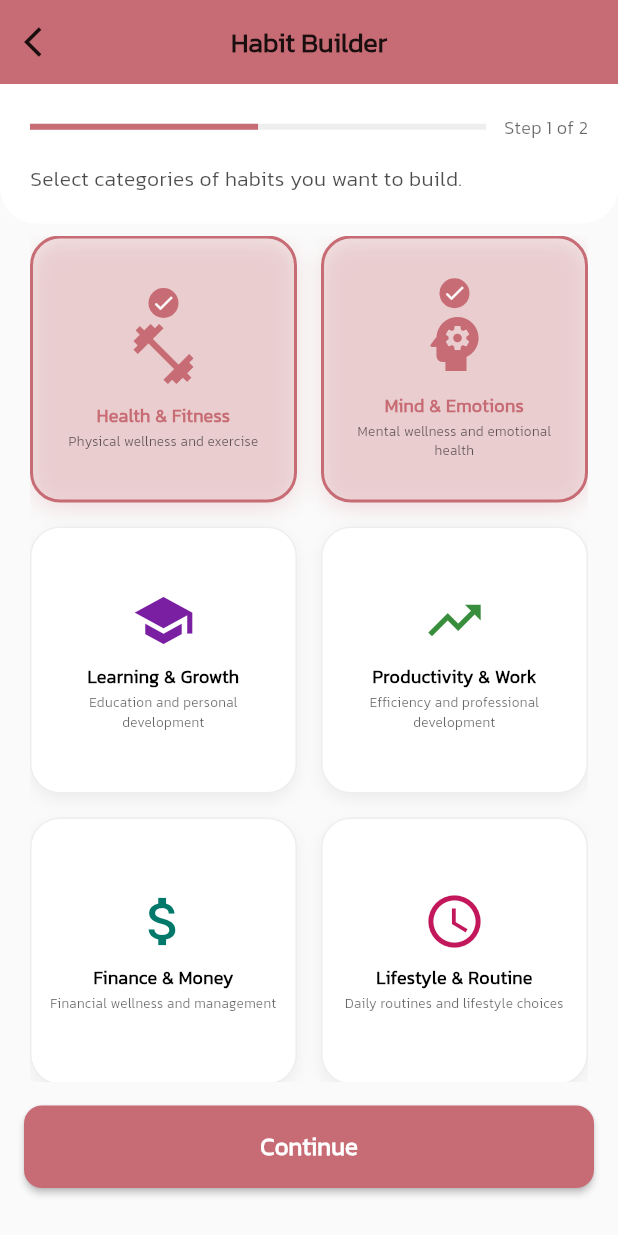
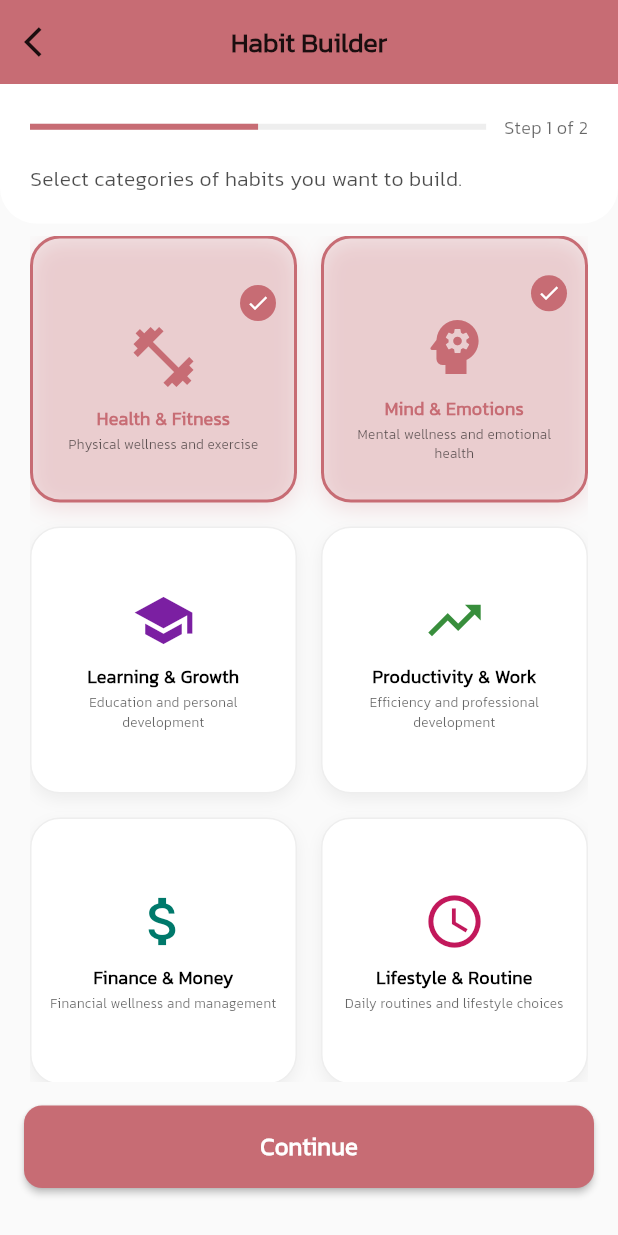
Before and after one commit to dantechu/phraser, a Flutter app: the HabitBuilderScreen screen opened directly, after a tap on "Health & Fitness", after a tap on "Mind & Emotions", on a phone screen of 412 x 824 dp. Run offline on Flutter 3.47's test engine with Material 3 defaults, Android fonts, the phone set to English and light mode, and no system bars; our stand-ins replace cached_network_image, carousel_slider, cloud_firestore, device_info_plus, dio, firebase_analytics and 25 more; missing offline and left inert: colorful_safe_area, flutter_email_sender, in_app_purchase_android, in_app_purchase_storekit, modal_progress_hud_alt, rate_my_app and 1 more; accounts and stored records are empty; generated files the repository leaves out were written again; network calls fail.

Commit message:
UI improved.

```diff
--- a/phraser/lib/screens/habit_builder_screen.dart
+++ b/phraser/lib/screens/habit_builder_screen.dart
@@ -119,6 +119,7 @@ class _HabitBuilderScreenState extends State<HabitBuilderScreen> {
   @override
   Widget build(BuildContext context) {
     final isDark = Theme.of(context).brightness == Brightness.dark;
+    _updateCategoryColorsForTheme(isDark);
 
     return Scaffold(
       backgroundColor: Theme.of(context).scaffoldBackgroundColor,
@@ -149,7 +150,7 @@ class _HabitBuilderScreenState extends State<HabitBuilderScreen> {
           Container(
             padding: const EdgeInsets.all(20),
             decoration: BoxDecoration(
-              color: isDark ? Theme.of(context).cardColor : Colors.white,
+              color: isDark ? Colors.grey[850] : Colors.white,
               borderRadius: const BorderRadius.only(
                 bottomLeft: Radius.circular(24),
                 bottomRight: Radius.circular(24),
@@ -218,7 +219,7 @@ class _HabitBuilderScreenState extends State<HabitBuilderScreen> {
           // Bottom Actions
           Container(
             padding: const EdgeInsets.all(16),
-            margin: EdgeInsetsGeometry.only(bottom: 16.0),
+            margin: const EdgeInsets.only(bottom: 16.0),
             child: Row(
               children: [
                 if (currentStep > 0)
@@ -229,15 +230,17 @@ class _HabitBuilderScreenState extends State<HabitBuilderScreen> {
                         padding: const EdgeInsets.symmetric(vertical: 16),
                         shape: RoundedRectangleBorder(
                           borderRadius: BorderRadius.circular(12),
-                          side: BorderSide(color: Colors.grey.shade300),
+                          side: BorderSide(
+                            color: isDark ? Colors.grey.shade600 : Colors.grey.shade300,
+                          ),
                         ),
                       ),
-                      child: const Text(
+                      child: Text(
                         'Back',
                         style: TextStyle(
                           fontSize: 16,
                           fontWeight: FontWeight.w600,
-                          color: Colors.black87,
+                          color: isDark ? Colors.white70 : Colors.black87,
                         ),
                       ),
                     ),
@@ -294,7 +297,7 @@ class _HabitBuilderScreenState extends State<HabitBuilderScreen> {
               decoration: BoxDecoration(
                 color: isSelected
                     ? kPrimaryColor.withOpacity(0.15)
-                    : (isDark ? Theme.of(context).cardColor : Colors.white),
+                    : (isDark ? Colors.grey[850] : Colors.white),
                 borderRadius: BorderRadius.circular(20),
                 border: Border.all(
                   color: isSelected
@@ -321,14 +324,13 @@ class _HabitBuilderScreenState extends State<HabitBuilderScreen> {
                   mainAxisSize: MainAxisSize.min,
                   children: [
                     if (isSelected)
-                      Positioned(
-                        top: 8,
-                        right: 8,
+                      Align(
+                        alignment: Alignment.topRight,
                         child: Container(
-                          padding: const EdgeInsets.all(2),
+                          padding: const EdgeInsets.all(4),
                           decoration: BoxDecoration(
                             color: kPrimaryColor,
-                            borderRadius: BorderRadius.circular(10),
+                            borderRadius: BorderRadius.circular(12),
                           ),
                           child: const Icon(
                             Icons.check,
@@ -400,7 +402,7 @@ class _HabitBuilderScreenState extends State<HabitBuilderScreen> {
             width: double.infinity,
             padding: const EdgeInsets.all(20),
             decoration: BoxDecoration(
-              color: isDark ? Theme.of(context).cardColor : Colors.white,
+              color: isDark ? Colors.grey[850] : Colors.white,
               borderRadius: BorderRadius.circular(16),
               boxShadow: [
                 BoxShadow(
@@ -544,6 +546,122 @@ class _HabitBuilderScreenState extends State<HabitBuilderScreen> {
     });
   }
 
+  void _updateCategoryColorsForTheme(bool isDark) {
+    // Update colors based on theme
+    for (int i = 0; i < habitCategories.length; i++) {
+      final category = habitCategories[i];
+      if (isDark) {
+        // Dark theme: use darker background with lighter icons
+        habitCategories[i] = CategoryTemplate(
+          category: category.category,
+          name: category.name,
+          description: category.description,
+          icon: category.icon,
+          color: category.iconColor.withOpacity(0.2),
+          iconColor: category.iconColor.withOpacity(0.8),
+        );
+      } else {
+        // Light theme: restore original colors
+        habitCategories[i] = _getOriginalCategoryTemplate(category.category);
+      }
+    }
+  }
+
+  CategoryTemplate _getOriginalCategoryTemplate(HabitCategory category) {
+    switch (category) {
+      case HabitCategory.healthFitness:
+        return CategoryTemplate(
+          category: HabitCategory.healthFitness,
+          name: 'Health & Fitness',
+          description: 'Physical wellness and exercise',
+          icon: Icons.fitness_center,
+          color: Colors.orange.shade100,
+          iconColor: Colors.orange.shade700,
+        );
+      case HabitCategory.mindEmotions:
+        return CategoryTemplate(
+          category: HabitCategory.mindEmotions,
+          name: 'Mind & Emotions',
+          description: 'Mental wellness and emotional health',
+          icon: Icons.psychology,
+          color: Colors.blue.shade100,
+          iconColor: Colors.blue.shade700,
+        );
+      case HabitCategory.learningGrowth:
+        return CategoryTemplate(
+          category: HabitCategory.learningGrowth,
+          name: 'Learning & Growth',
+          description: 'Education and personal development',
+          icon: Icons.school,
+          color: Colors.purple.shade100,
+          iconColor: Colors.purple.shade700,
+        );
+      case HabitCategory.productivityWork:
+        return CategoryTemplate(
+          category: HabitCategory.productivityWork,
+          name: 'Productivity & Work',
+          description: 'Efficiency and professional development',
+          icon: Icons.trending_up,
+          color: Colors.green.shade100,
+          iconColor: Colors.green.shade700,
+        );
+      case HabitCategory.financeMoney:
+        return CategoryTemplate(
+          category: HabitCategory.financeMoney,
+          name: 'Finance & Money',
+          description: 'Financial wellness and management',
+          icon: Icons.attach_money,
+          color: Colors.teal.shade100,
+          iconColor: Colors.teal.shade700,
+        );
+      case HabitCategory.lifestyleRoutine:
+        return CategoryTemplate(
+          category: HabitCategory.lifestyleRoutine,
+          name: 'Lifestyle & Routine',
+          description: 'Daily routines and lifestyle choices',
+          icon: Icons.schedule,
+          color: Colors.pink.shade100,
+          iconColor: Colors.pink.shade700,
+        );
+      case HabitCategory.relationshipsSocial:
+        return CategoryTemplate(
+          category: HabitCategory.relationshipsSocial,
+          name: 'Relationships & Social',
+          description: 'Social connections and relationships',
+          icon: Icons.people,
+          color: Colors.red.shade100,
+          iconColor: Colors.red.shade700,
+        );
+      case HabitCategory.creativityHobbies:
+        return CategoryTemplate(
+          category: HabitCategory.creativityHobbies,
+          name: 'Creativity & Hobbies',
+          description: 'Creative expression and hobbies',
+          icon: Icons.palette,
+          color: Colors.deepOrange.shade100,
+          iconColor: Colors.deepOrange.shade700,
+        );
+      case HabitCategory.contributionImpact:
+        return CategoryTemplate(
+          category: HabitCategory.contributionImpact,
+          name: 'Contribution & Impact',
+          description: 'Making a positive difference',
+          icon: Icons.volunteer_activism,
+          color: Colors.brown.shade100,
+          iconColor: Colors.brown.shade700,
+        );
+      case HabitCategory.spiritualityMindfulness:
+        return CategoryTemplate(
+          category: HabitCategory.spiritualityMindfulness,
+          name: 'Spirituality & Mindfulness',
+          description: 'Spiritual practices and mindfulness',
+          icon: Icons.spa,
+          color: Colors.indigo.shade100,
+          iconColor: Colors.indigo.shade700,
+        );
+    }
+  }
+
   void _startHabits() {
     // Create default habits for each selected category
     List<String> defaultHabits = [];
--- a/phraser/lib/screens/phraser_view.dart
+++ b/phraser/lib/screens/phraser_view.dart
@@ -186,7 +186,7 @@ class _PhraserViewScreenState extends State<PhraserViewScreen> {
                 ),
 
                 // Top Left - Habit Progress Icon (only visible when Habits tab is selected)
-                if (selectedTab == 'Habits')
+                if (selectedTab == 'Habits' && _hasUserHabits())
                   Positioned(
                     top: 50,
                     left: 20,
@@ -511,4 +511,10 @@ class _PhraserViewScreenState extends State<PhraserViewScreen> {
       MaterialPageRoute(builder: (context) => const HabitStatsScreen()),
     );
   }
+
+  // Helper method to check if user has any habits set
+  bool _hasUserHabits() {
+    final savedHabits = Preferences.instance.getStringList('user_habits') ?? [];
+    return savedHabits.isNotEmpty;
+  }
 }
```
